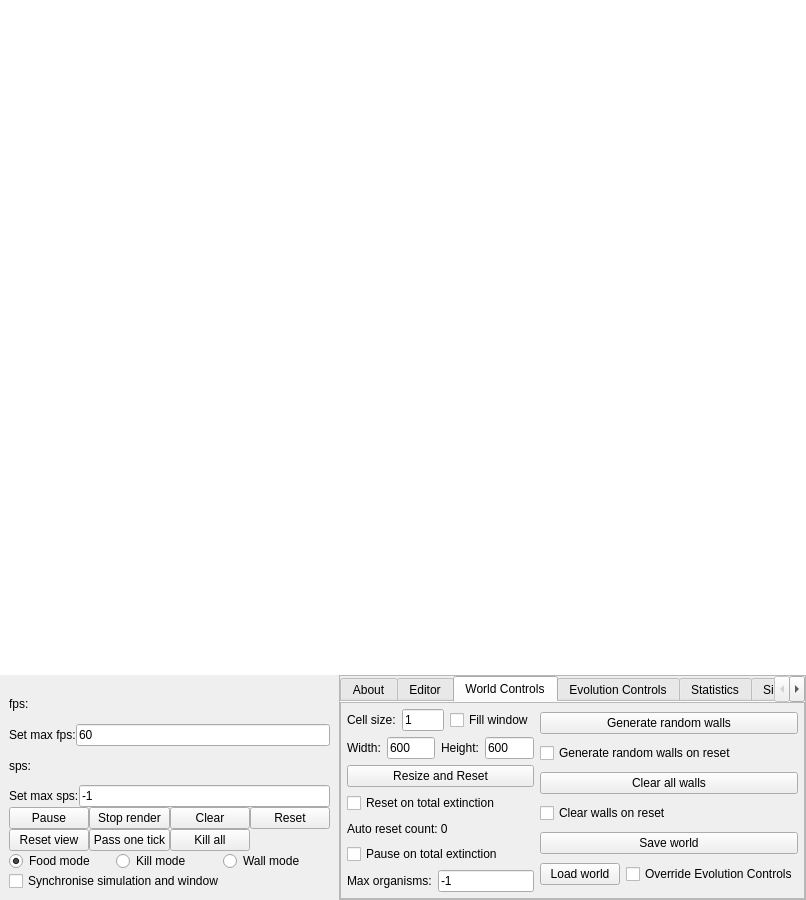
This is LifeEngineCpp/mainwindow.ui in SuperSpaceEye/LifeEngineExtended as Qt 5 draws it before an edit. The edited form follows.
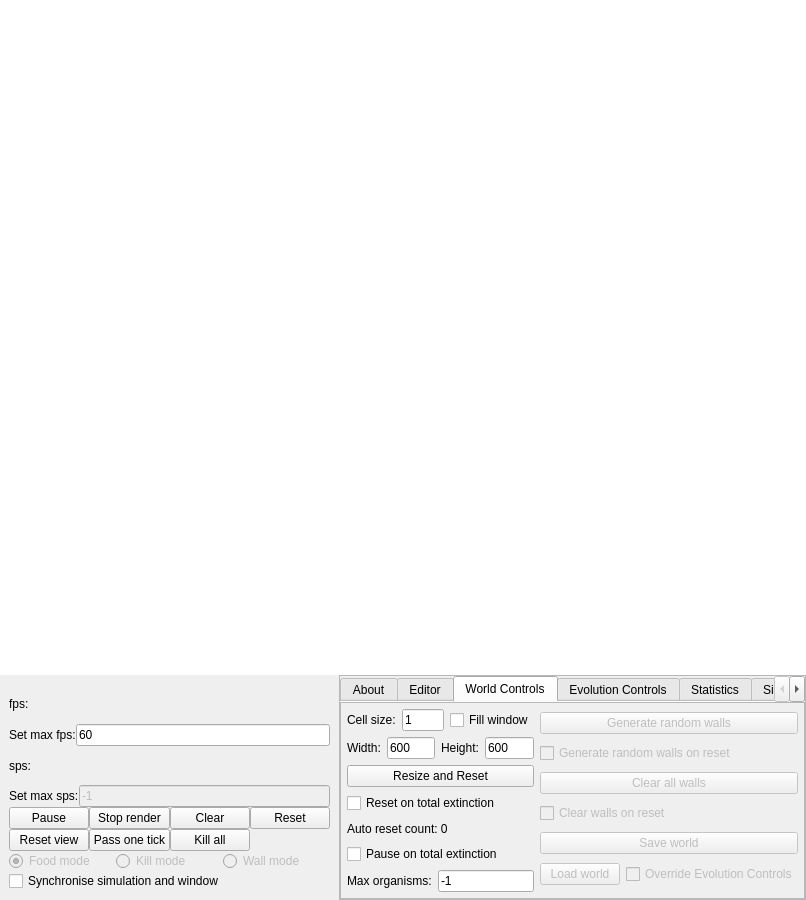
This is the edited form. The open tabs and pages were chosen to show the change.

```diff
--- a/LifeEngineCpp/mainwindow.ui
+++ b/LifeEngineCpp/mainwindow.ui
@@ -190,6 +190,9 @@
            </item>
            <item>
             <widget class="QLineEdit" name="le_sps">
+             <property name="enabled">
+              <bool>false</bool>
+             </property>
              <property name="text">
               <string>-1</string>
              </property>
@@ -260,6 +263,9 @@
           <layout class="QHBoxLayout" name="horizontalLayout_3">
            <item>
             <widget class="QRadioButton" name="rb_food">
+             <property name="enabled">
+              <bool>false</bool>
+             </property>
              <property name="text">
               <string>Food mode</string>
              </property>
@@ -273,6 +279,9 @@
            </item>
            <item>
             <widget class="QRadioButton" name="rb_kill">
+             <property name="enabled">
+              <bool>false</bool>
+             </property>
              <property name="text">
               <string>Kill mode</string>
              </property>
@@ -283,6 +292,9 @@
            </item>
            <item>
             <widget class="QRadioButton" name="rb_wall">
+             <property name="enabled">
+              <bool>false</bool>
+             </property>
              <property name="text">
               <string>Wall mode</string>
              </property>
@@ -590,6 +602,9 @@
                      <layout class="QVBoxLayout" name="verticalLayout_22">
                       <item>
                        <widget class="QPushButton" name="b_generate_random_walls">
+                        <property name="enabled">
+                         <bool>false</bool>
+                        </property>
                         <property name="text">
                          <string>Generate random walls</string>
                         </property>
@@ -597,6 +612,9 @@
                       </item>
                       <item>
                        <widget class="QCheckBox" name="cb_generate_random_walls_on_reset">
+                        <property name="enabled">
+                         <bool>false</bool>
+                        </property>
                         <property name="text">
                          <string>Generate random walls on reset</string>
                         </property>
@@ -604,6 +622,9 @@
                       </item>
                       <item>
                        <widget class="QPushButton" name="b_clear_all_walls">
+                        <property name="enabled">
+                         <bool>false</bool>
+                        </property>
                         <property name="text">
                          <string>Clear all walls</string>
                         </property>
@@ -611,6 +632,9 @@
                       </item>
                       <item>
                        <widget class="QCheckBox" name="cb_clear_walls_on_reset">
+                        <property name="enabled">
+                         <bool>false</bool>
+                        </property>
                         <property name="text">
                          <string>Clear walls on reset</string>
                         </property>
@@ -618,6 +642,9 @@
                       </item>
                       <item>
                        <widget class="QPushButton" name="b_save_world">
+                        <property name="enabled">
+                         <bool>false</bool>
+                        </property>
                         <property name="text">
                          <string>Save world</string>
                         </property>
@@ -627,6 +654,9 @@
                        <layout class="QHBoxLayout" name="horizontalLayout_21">
                         <item>
                          <widget class="QPushButton" name="b_load_world">
+                          <property name="enabled">
+                           <bool>false</bool>
+                          </property>
                           <property name="text">
                            <string>Load world</string>
                           </property>
@@ -634,6 +664,9 @@
                         </item>
                         <item>
                          <widget class="QCheckBox" name="cb_override_evolution_controls">
+                          <property name="enabled">
+                           <bool>false</bool>
+                          </property>
                           <property name="text">
                            <string>Override Evolution Controls</string>
                           </property>
```
Left out of the diff: 59 changed lines with no effect on the pictures.
